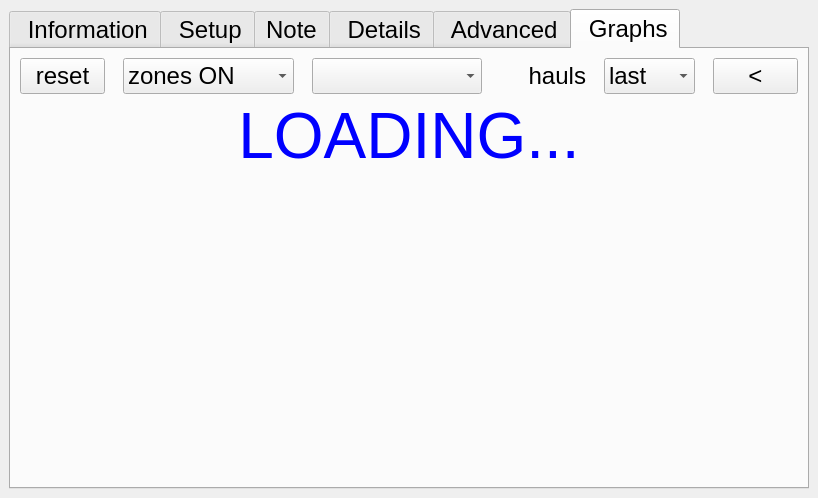
Old version of the form ddh/gui/designer_main.ui in the repository LowellInstruments/ddh_old.
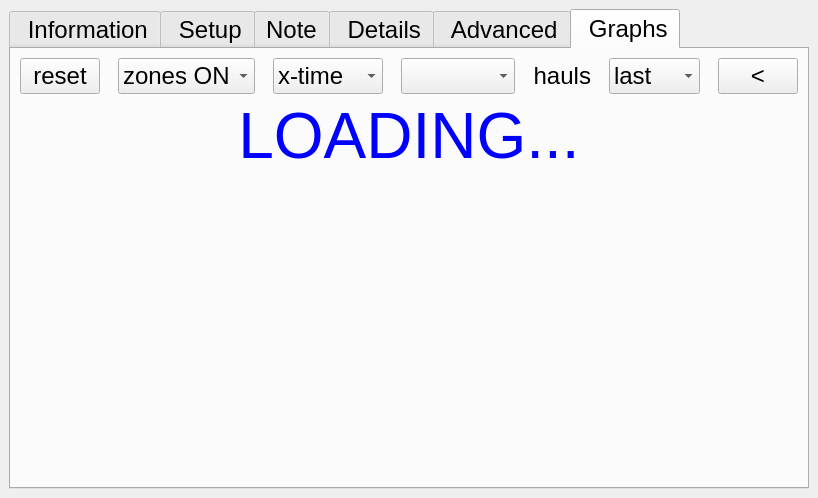
New version of the form. The open tabs and pages were chosen to show the change. Icons and pictures are not drawn.

```diff
--- a/ddh/gui/designer_main.ui
+++ b/ddh/gui/designer_main.ui
@@ -1426,7 +1426,7 @@
        </attribute>
        <layout class="QVBoxLayout" name="verticalLayout_7" stretch="1,0,8">
         <item>
-         <layout class="QHBoxLayout" name="lay_g_h1" stretch="1,2,2,1,1,1">
+         <layout class="QHBoxLayout" name="lay_g_h1" stretch="1,2,1,2,1,1,1">
           <property name="spacing">
            <number>18</number>
           </property>
@@ -1451,6 +1451,29 @@
             </item>
            </widget>
           </item>
+          <item>
+           <widget class="QComboBox" name="cb_g_switch_tp">
+            <property name="maximumSize">
+             <size>
+              <width>110</width>
+              <height>16777215</height>
+             </size>
+            </property>
+            <property name="currentText">
+             <string>x-time</string>
+            </property>
+            <item>
+             <property name="text">
+              <string>x-time</string>
+             </property>
+            </item>
+            <item>
+             <property name="text">
+              <string>x-Temp</string>
+             </property>
+            </item>
+           </widget>
+          </item>
           <item>
            <widget class="QComboBox" name="cb_g_sn">
             <property name="maximumSize">
```
Left out of the diff: 2 changed lines with no effect on the pictures.
